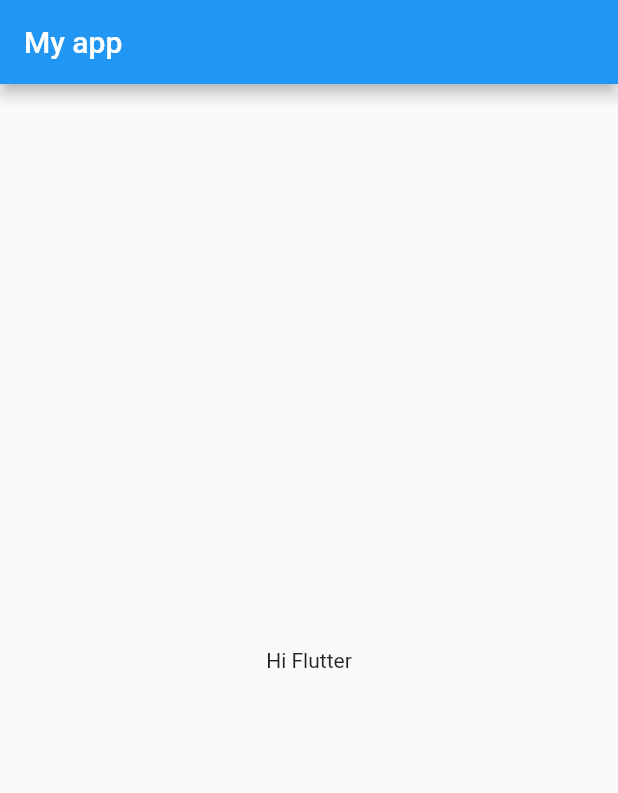
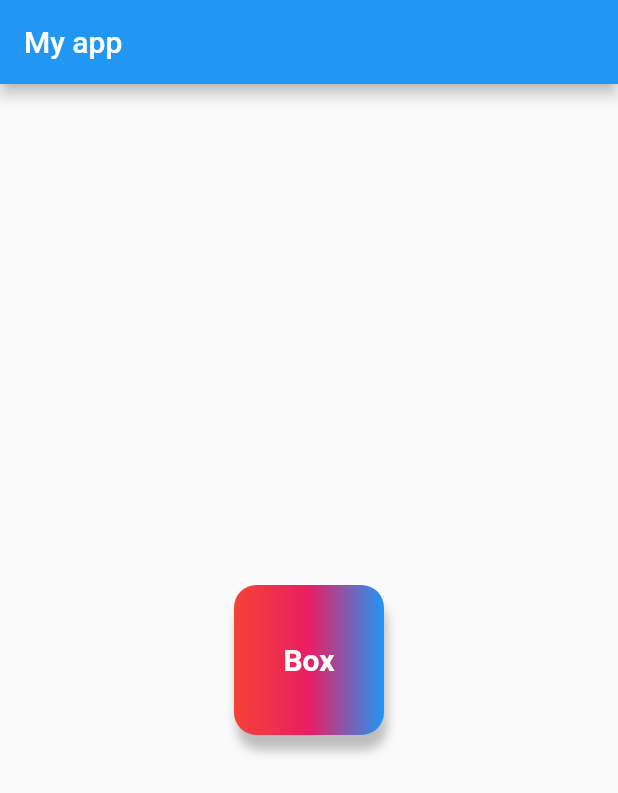
Before and after one commit to abrarali-official/Flutter-First-app, a Flutter app: the screen it shows after launch, on a phone screen of 412 x 824 dp. Shown: the top 793 px of the screen. Run offline on Flutter 3.47's test engine with Material 2 defaults, Android fonts, the phone set to English and light mode, and no system bars.

Commit message:
Container & Text

```diff
--- a/app/lib/main.dart
+++ b/app/lib/main.dart
@@ -1,3 +1,6 @@
+//1- First page | Scaffold
+//2- Container & Text
+
 import 'package:flutter/material.dart';
 void main() {
   runApp(MaterialApp(
@@ -12,9 +15,38 @@ class HomePage extends StatelessWidget {
   appBar:AppBar(
     title: Text("My app"),
   ),
-  body: Container(
-    child:Center( child: Text('Hi Flutter')),
-    ),
+  body: Center(child:
+  Container(
+padding: const EdgeInsets.all(20),
+alignment: Alignment.center,
+// color: Colors.teal,
+width: 100,
+height: 100,
+decoration: BoxDecoration(
+  // shape: BoxShape.circle,
+  borderRadius: BorderRadius.circular(15),
+  boxShadow: [BoxShadow(
+    color: Color.fromRGBO(189, 189, 189, 1),
+    blurRadius: 5,
+    offset: Offset(2.0, 10)
+  ),
+  ],
+  color: Colors.teal,
+  gradient: LinearGradient(colors: [
+Colors.red , Colors.pink , Colors.blue
+  ])
+),
+child: Text(
+  "Box" ,
+
+  style:TextStyle(
+  color:Colors.white,
+  fontSize: 20,
+  fontWeight: FontWeight.bold,
+
+) ),
+  ),
+  ),
     );
   }
 }
```
